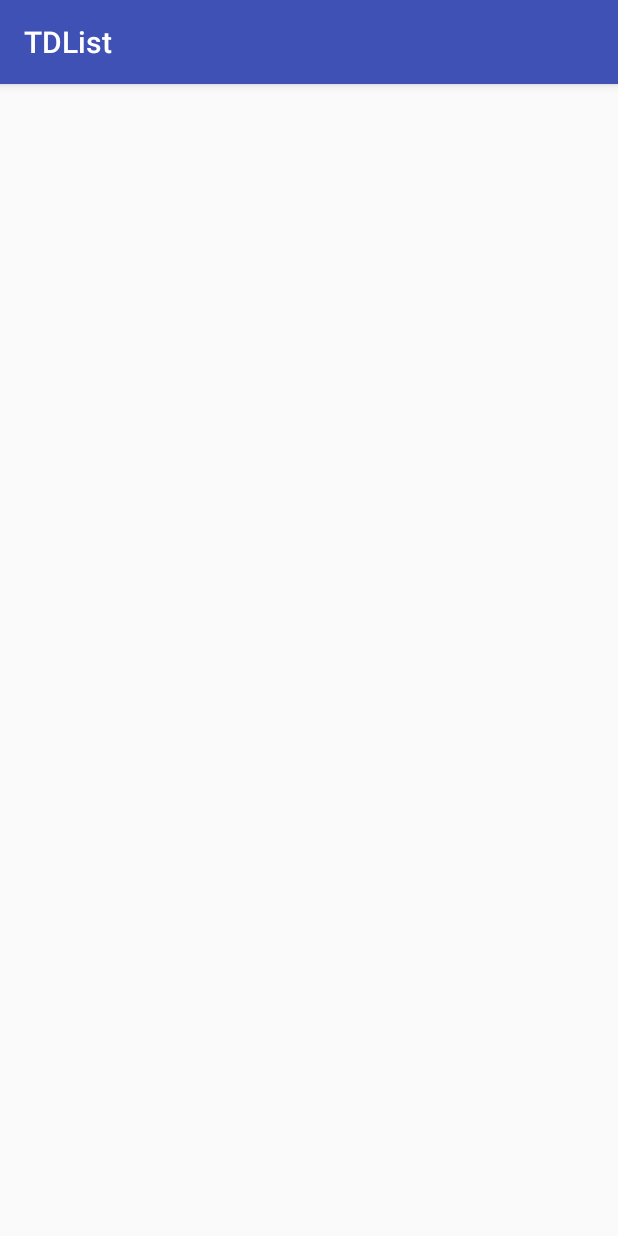
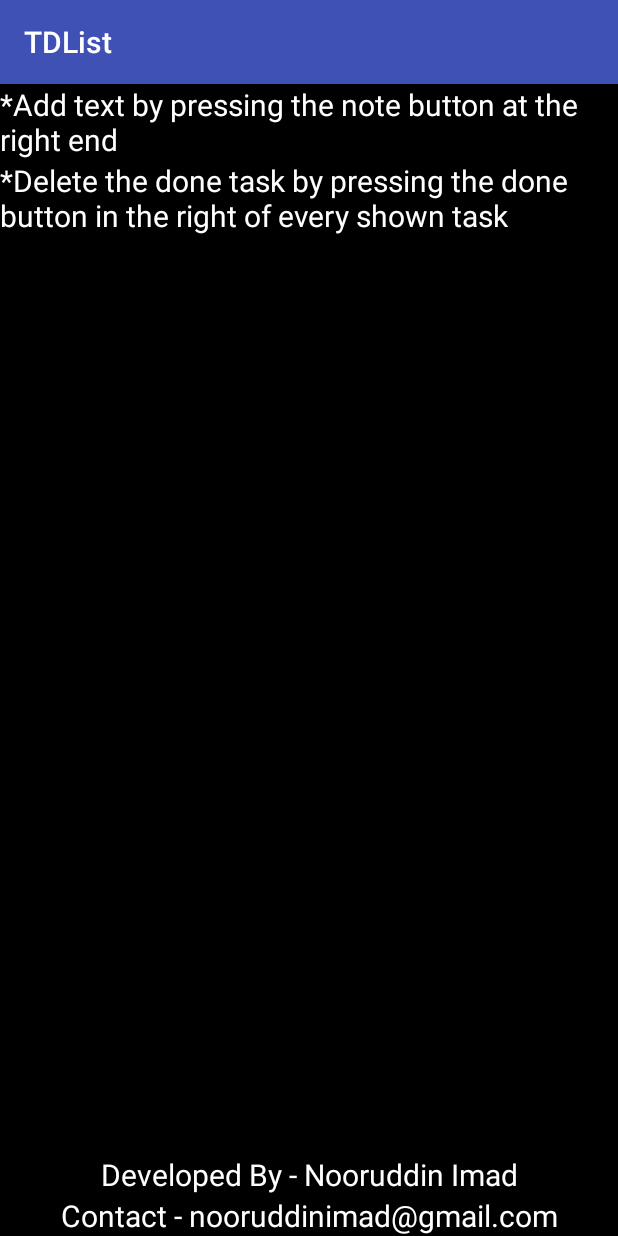
Before and after one commit to imad062/TDList, an Android app: the Help screen opened directly, with no data from a screen before it, on a phone screen of 412 x 824 dp. Run offline under Robolectric (Android 15) with nearby library versions, the light colour scheme and no system bars.

Commit message:
Completed the help activity

```diff
--- a/app/src/main/res/layout/activity_help.xml
+++ b/app/src/main/res/layout/activity_help.xml
@@ -1,9 +1,54 @@
-<?xml version="1.0" encoding="utf-8"?>
-<android.support.constraint.ConstraintLayout xmlns:android="http://schemas.android.com/apk/res/android"
-    xmlns:app="http://schemas.android.com/apk/res-auto"
-    xmlns:tools="http://schemas.android.com/tools"
-    android:layout_width="match_parent"
-    android:layout_height="match_parent"
-    tools:context="com.example.imad.tdlist.Help">
+<RelativeLayout
+    xmlns:android="http://schemas.android.com/apk/res/android"
+    android:layout_height="fill_parent"
+    android:layout_width="fill_parent"
+    android:background="@android:color/black"
+    android:orientation="vertical"
+    >
 
-</android.support.constraint.ConstraintLayout>
+    <TextView
+        android:layout_width="match_parent"
+        android:layout_height="wrap_content"
+        android:text="*Add text by pressing the note button at the right end"
+        android:textSize="20dp"
+        android:textColor="@android:color/white"
+        android:id="@+id/t1"
+        />
+
+    <TextView
+        android:layout_width="match_parent"
+        android:layout_height="wrap_content"
+        android:text="*Delete the done task by pressing the done button in the right of every shown task"
+        android:textSize="20dp"
+        android:textColor="@android:color/white"
+        android:layout_below="@+id/t1"
+        android:id="@+id/t2"
+        />
+
+    <TextView
+        android:id="@+id/textView"
+        android:layout_width="match_parent"
+        android:layout_height="wrap_content"
+        android:text="Developed By - Nooruddin Imad"
+        android:layout_gravity="bottom|center"
+        android:textAlignment="center"
+        android:textColor="@android:color/white"
+        android:textSize="20dp"
+        android:layout_above="@+id/textView1"
+        android:layout_alignParentEnd="true"
+        android:layout_alignParentStart="true" />
+
+    <TextView
+        android:id="@+id/textView1"
+        android:layout_width="match_parent"
+        android:layout_height="wrap_content"
+        android:text="Contact - nooruddinimad@gmail.com"
+        android:layout_gravity="bottom|center"
+        android:textAlignment="center"
+        android:textColor="@android:color/white"
+        android:textSize="20dp"
+        android:layout_alignParentBottom="true"
+        android:layout_alignParentStart="true" />
+
+
+</RelativeLayout>
```
